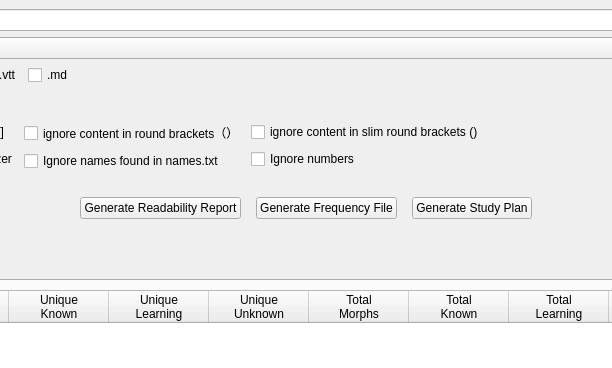
This is ankimorphs/ui/generators_window.ui in mortii/anki-morphs as Qt 5 draws it before an edit; both pictures show x 212 to 824 and y 0 to 368 of the 1035 by 600 pixel window. The edited form follows.
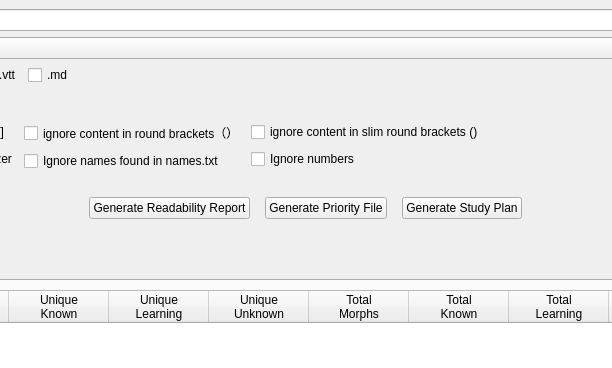
This is the edited form.

Diff of the .ui file:
```diff
--- a/ankimorphs/ui/generators_window.ui
+++ b/ankimorphs/ui/generators_window.ui
@@ -248,7 +248,7 @@
           <item>
            <widget class="QPushButton" name="generateFrequencyFilePushButton">
             <property name="text">
-             <string>Generate Frequency File</string>
+             <string>Generate Priority File</string>
             </property>
            </widget>
           </item>
```
Left out of the diff: 2 changed lines with no effect on the pictures.
